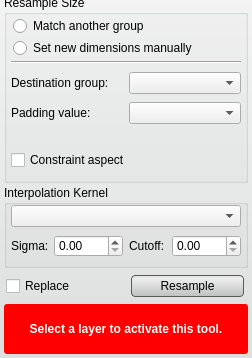
This is src/Interface/ToolInterface/ResampleToolInterface.ui in SCIInstitute/Seg3D as Qt 5 draws it before an edit; both pictures show x 0 to 252 and y 219 to 577 of the 252 by 577 pixel window. The edited form follows.
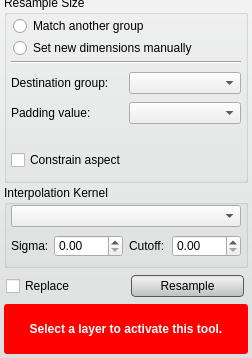
This is the edited form. Custom widgets are drawn as their Qt base class.

Commit message: added enabling/disabling for the xyz sliders when the constrain aspect checkbox is unchecked/checked

```diff
--- a/src/Interface/ToolInterface/ResampleToolInterface.ui
+++ b/src/Interface/ToolInterface/ResampleToolInterface.ui
@@ -501,7 +501,7 @@
             <item>
              <widget class="QCheckBox" name="aspect_checkbox_">
               <property name="text">
-               <string>Constraint aspect</string>
+               <string>Constrain aspect</string>
               </property>
              </widget>
             </item>
```
The commit also changes 2 other files.
